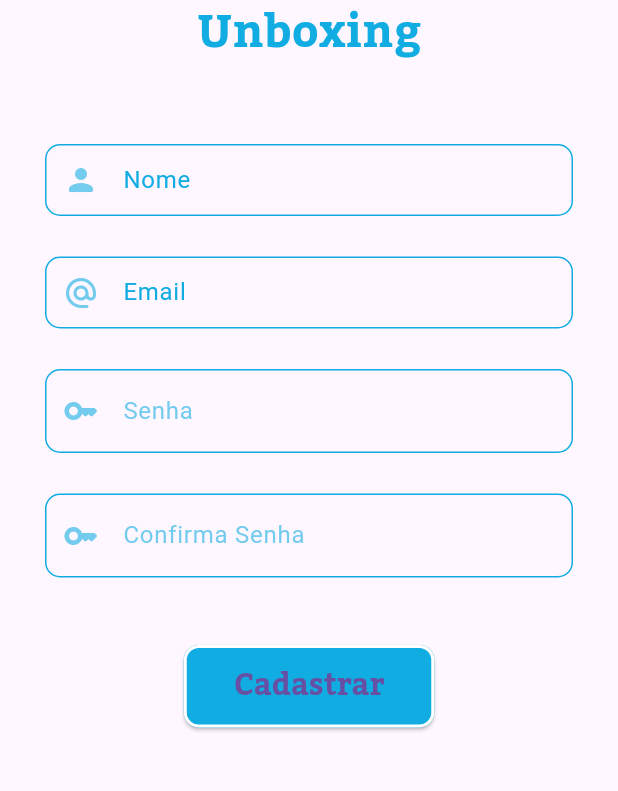
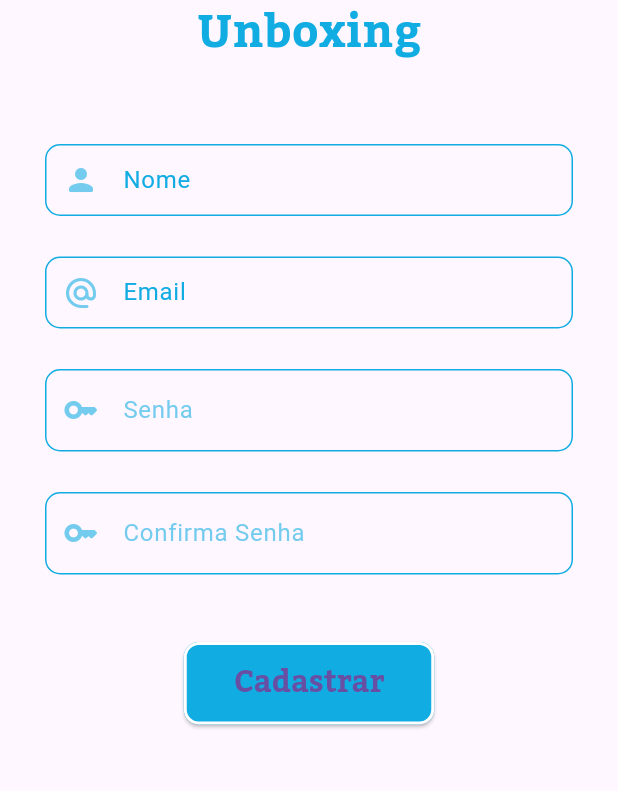
Before and after one commit to ca1ogabriel/projeto_integrador-main, a Flutter app: the TelaCadastro screen opened by its route, on a phone screen of 412 x 824 dp, the part 297-1088 px from its top. Run offline on Flutter 3.47's test engine with Material 3 defaults, Android fonts, the phone set to English and light mode, and no system bars; our stand-ins replace cloud_firestore, firebase_auth, firebase_core, image_picker; accounts and stored records are empty; generated files the repository leaves out were written again.

Commit message:
alteração no formato do input de senha na tela cadastro

```diff
--- a/lib/views/telaCadastro/tela_cadastro.dart
+++ b/lib/views/telaCadastro/tela_cadastro.dart
@@ -110,6 +110,7 @@ class _TelaCadastroState extends State<TelaCadastro> {
             height: 27,
           ),
           SizedBox(
+            height: 55,
             width: 352,
             child: TextFormField(
               controller: _passwordController,
@@ -142,6 +143,7 @@ class _TelaCadastroState extends State<TelaCadastro> {
             height: 27,
           ),
           SizedBox(
+            height: 55,
             width: 352,
             child: TextFormField(
               obscureText: obscureTextConfirm,
```
